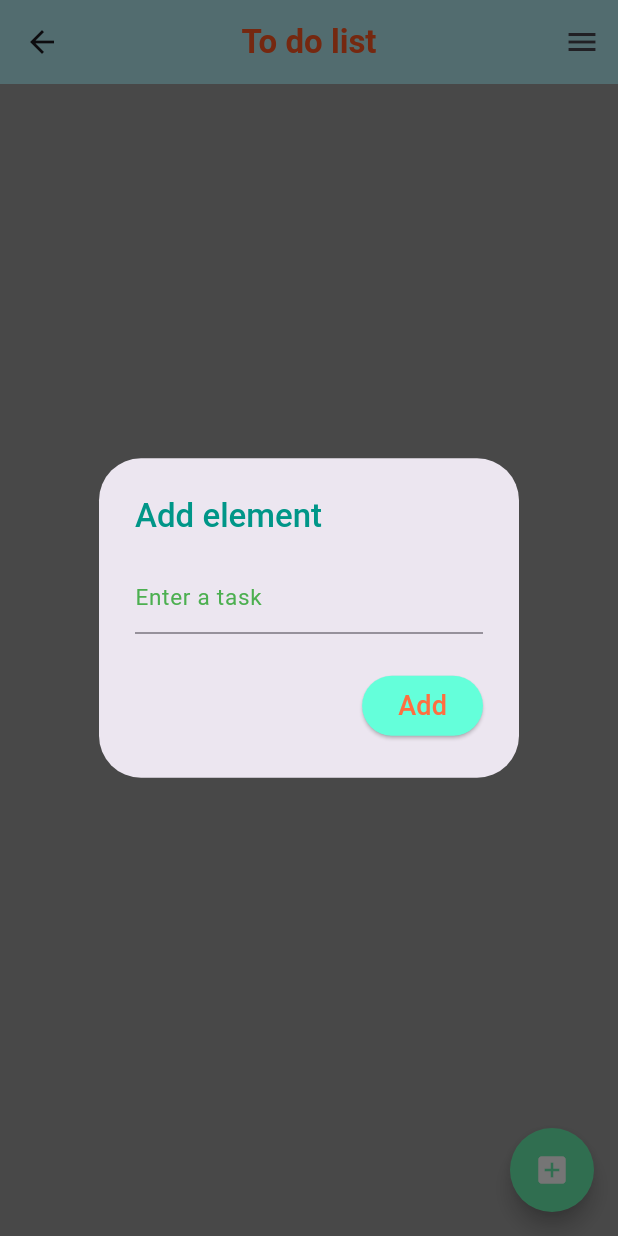
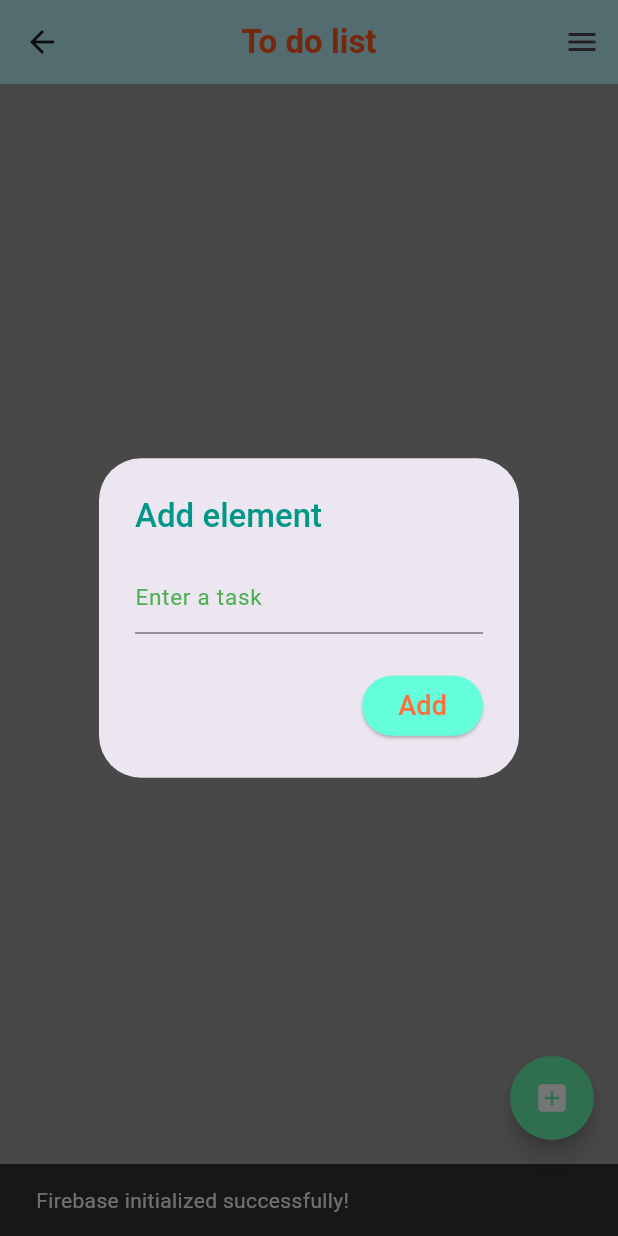
Before and after one commit to Spartakm67/To_do_list, a Flutter app: the Home screen opened by its route, after a tap on the "add box" icon, on a phone screen of 412 x 824 dp. Run offline on Flutter 3.47's test engine with Material 3 defaults, Android fonts, the phone set to English and light mode, and no system bars; our stand-ins replace cloud_firestore, firebase_core; accounts and stored records are empty.

```diff
--- a/lib/pages/home.dart
+++ b/lib/pages/home.dart
@@ -22,9 +22,17 @@ class _HomeState extends State<Home> {
       setState(() {
         _isFirebaseInitialized = true; // database initialization is complete
       });
-      // print("Firebase initialized successfully");
+      if (mounted) {
+        ScaffoldMessenger.of(context).showSnackBar(
+          const SnackBar(content: Text('Firebase initialized successfully!')),
+        );
+      }
     } catch (e) {
-      print("Error initializing Firebase: $e");
+      if (mounted) {
+        ScaffoldMessenger.of(context).showSnackBar(
+          SnackBar(content: Text('Error initializing Firebase: $e')),
+        );
+      }
     }
   }
 
@@ -144,10 +152,12 @@ class _HomeState extends State<Home> {
                       String task = _controller.text.trim();
 
                       if (!_isFirebaseInitialized) {
-                        print('Firebase is not initialized!');
+                        ScaffoldMessenger.of(context).showSnackBar(
+                          const SnackBar(content: Text(
+                              'Firebase is not initialized!')),
+                        );
                         return;
                       }
-                      //_userToDo != null && _userToDo!.isNotEmpty
                       if (task.isNotEmpty) {
                         try {
                           await FirebaseFirestore.instance.collection('items')
@@ -166,7 +176,13 @@ class _HomeState extends State<Home> {
                         }
                       } else {
                         scaffoldMessenger.showSnackBar(
-                          const SnackBar(content: Text('Task cannot be empty!')),);
+                          const SnackBar(content: Text('Task cannot be empty!',
+                            style: TextStyle(
+                              color: Colors.pink,
+                              fontWeight: FontWeight.w500,
+                              fontSize: 30,
+                            ),
+                          )),);
                       }
                     },
                     style: ElevatedButton.styleFrom(
```
